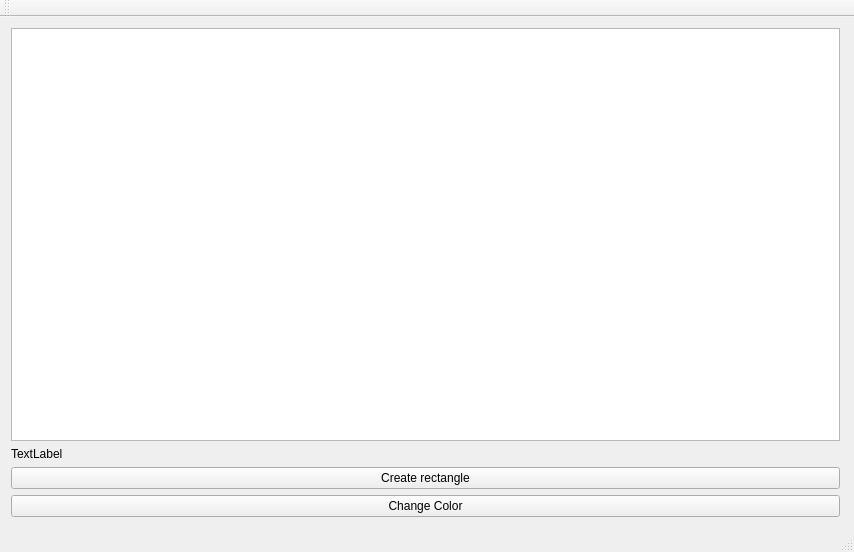
Before: the Qt Designer form pc/copTest/mainwindow.ui in coploftbas/XDraw, drawn with Qt 5.
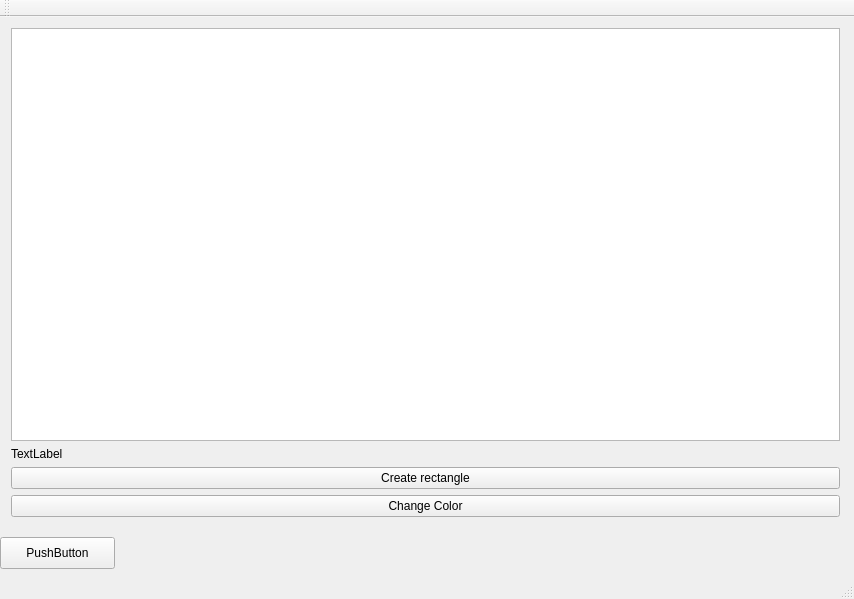
After: the same form once the commit is applied.

```diff
--- a/pc/copTest/mainwindow.ui
+++ b/pc/copTest/mainwindow.ui
@@ -7,7 +7,7 @@
     <x>0</x>
     <y>0</y>
     <width>854</width>
-    <height>552</height>
+    <height>599</height>
    </rect>
   </property>
   <property name="windowTitle">
@@ -69,6 +69,19 @@
      </item>
     </layout>
    </widget>
+   <widget class="QPushButton" name="xml_reader">
+    <property name="geometry">
+     <rect>
+      <x>0</x>
+      <y>520</y>
+      <width>115</width>
+      <height>32</height>
+     </rect>
+    </property>
+    <property name="text">
+     <string>PushButton</string>
+    </property>
+   </widget>
   </widget>
   <widget class="QMenuBar" name="menuBar">
    <property name="geometry">
```
Left out of the diff: 2 changed lines with no effect on the pictures.
